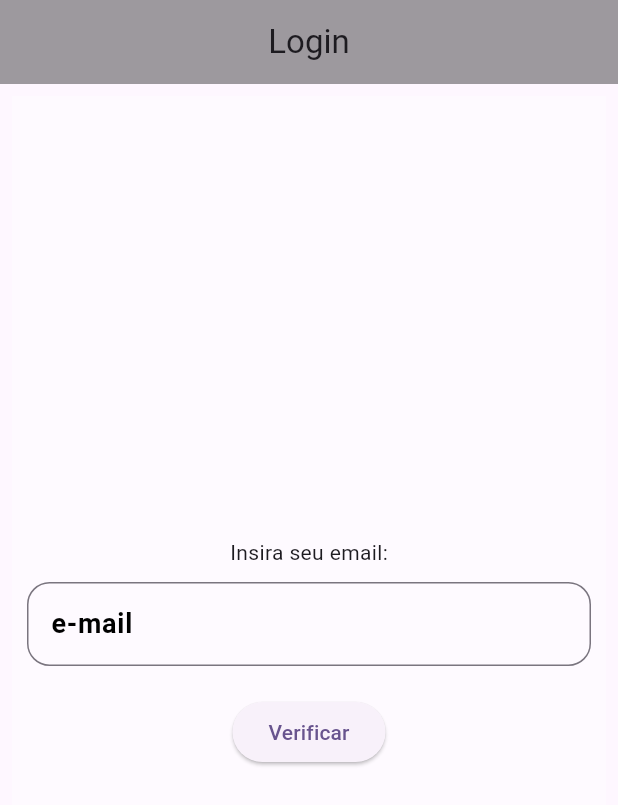
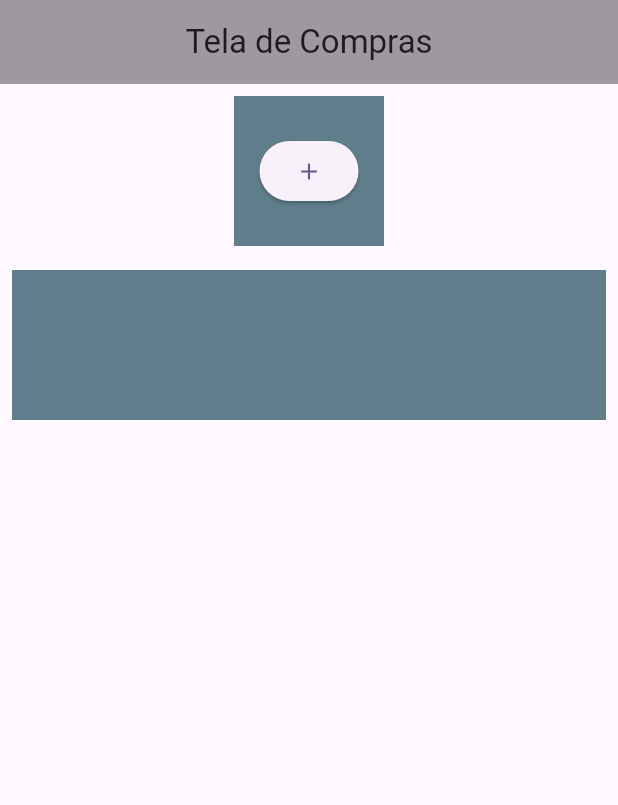
Before and after one commit to gustavo91010/recall-de-compras-app, a Flutter app: the screen it shows after launch, on a phone screen of 412 x 824 dp. Shown: the top 805 px of the screen. Run offline on Flutter 3.47's test engine with Material 3 defaults, Android fonts, the phone set to English and light mode, and no system bars.

Commit message:
feat: start purchasse screen

```diff
--- a/lib/main.dart
+++ b/lib/main.dart
@@ -1,5 +1,6 @@
 import 'package:flutter/material.dart';
 import 'package:recall_de_compras/pages/login.dart';
+import 'package:recall_de_compras/pages/purchasse.dart';
 
 void main() {
   runApp(const MyApp());
@@ -18,7 +19,9 @@ class MyApp extends StatelessWidget {
         colorScheme: ColorScheme.fromSeed(seedColor: Colors.deepPurple),
         useMaterial3: true,
       ),
-      home:  Login()
+     // home:  Login()
+           home:  Purchasse()
+
     );
   }
 }
--- a/lib/pages/purchasse.dart
+++ b/lib/pages/purchasse.dart
@@ -0,0 +1,101 @@
+import 'package:flutter/material.dart';
+import 'package:flutter/widgets.dart';
+
+class Purchasse extends StatefulWidget {
+  const Purchasse({super.key});
+
+  @override
+  State<StatefulWidget> createState() => _PurchasseScreen();
+}
+
+class _PurchasseScreen extends State<Purchasse> {
+  final List<Widget> compras = [];
+
+  @override
+  void initState() {
+    super.initState();
+    // adiciona um item a lista
+    compras.add(const Compra());
+  }
+
+  void addCompra() {
+    setState(() {
+      compras.add(const Compra());
+    });
+  }
+
+  @override
+  Widget build(BuildContext context) {
+    return Scaffold(
+      appBar: AppBar(
+        title: const Center(
+          child: Text('Tela de Compras'),
+        ),
+        backgroundColor: Colors.black38,
+      ),
+      body: Container(
+        alignment: Alignment.center,
+        color: Colors.white38,
+        child:  Column(
+          mainAxisAlignment: MainAxisAlignment.center,
+          children: [
+             NovaCompra(onPressed: addCompra),
+           // const NovaCompra(),
+            Expanded(
+              child: ListView(
+                children: compras,
+              ),
+            ),
+          ],
+        ),
+      ),
+    );
+  }
+}
+
+class Compra extends StatelessWidget {
+  const Compra({
+    super.key,
+  });
+
+  @override
+  Widget build(BuildContext context) {
+    return Padding(
+      padding: const EdgeInsets.all(8.0),
+      child: Container(
+        width: 100,
+        height: 100,
+        color: Colors.blueGrey,
+      ),
+    );
+  }
+}
+
+class NovaCompra extends StatelessWidget {
+  final VoidCallback onPressed;
+  const NovaCompra({
+    super.key,
+    required this.onPressed,
+  });
+
+  @override
+  Widget build(BuildContext context) {
+    return Padding(
+      padding: const EdgeInsets.all(8.0),
+      child: Container(
+        width: 100,
+        height: 100,
+        color: Colors.blueGrey,
+        child: Center(
+          child: ElevatedButton(
+              onPressed: onPressed,
+               //{
+                //ScaffoldMessenger.of(context).showSnackBar(
+                  //  const SnackBar(content: Text('Nova compra adicionada')));
+//              },
+              child: const Icon(Icons.add)),
+        ),
+      ),
+    );
+  }
+}
```
